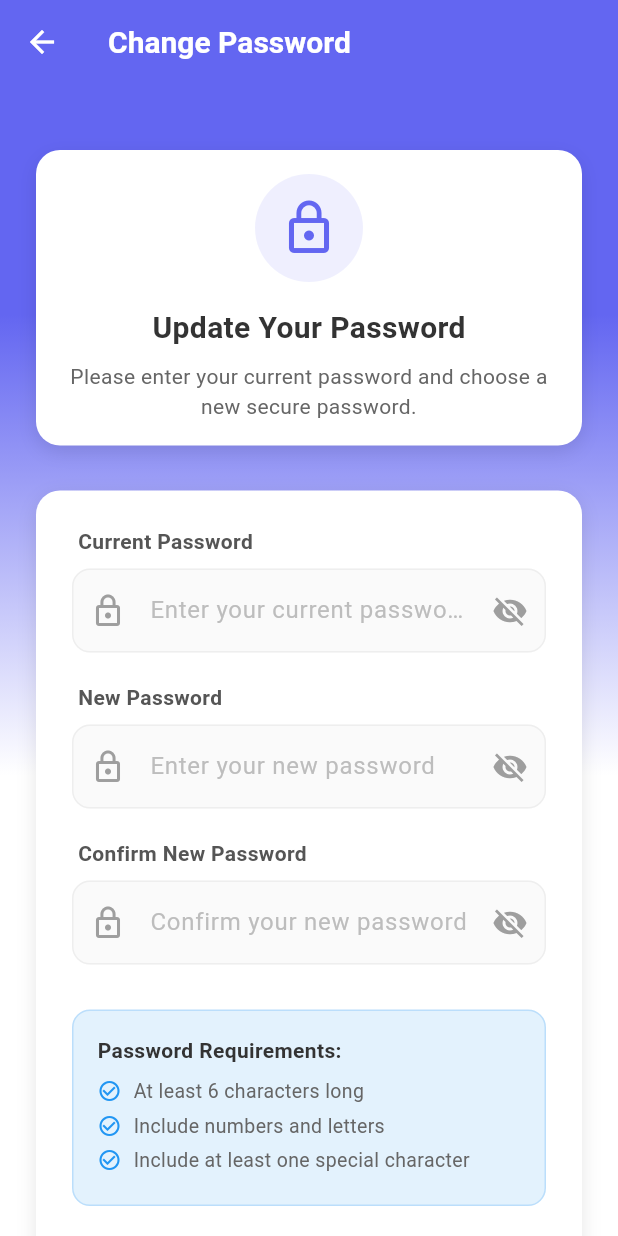
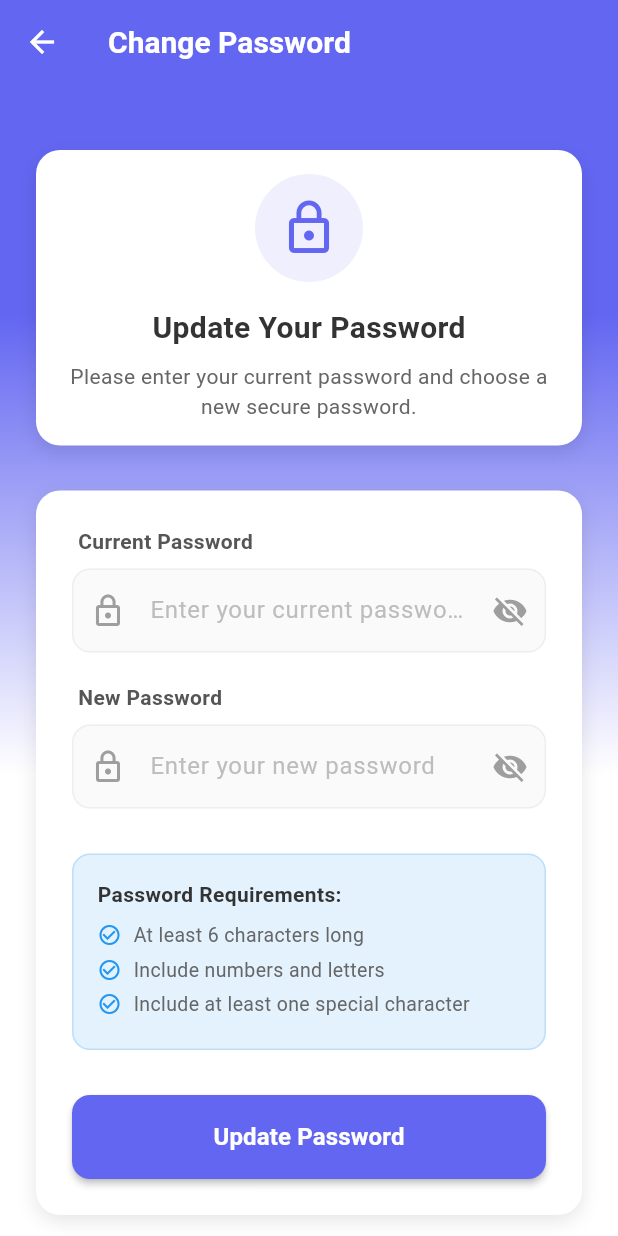
Before and after one commit to flutterdevalhamood/watan_afghan, a Flutter app: the ChangePasswordScreen screen opened by its route, on a phone screen of 412 x 824 dp. Run offline on Flutter 3.47's test engine with Material 3 defaults, Android fonts, the phone set to English and light mode, and no system bars; our stand-ins replace cached_network_image, dio, flutter_bloc, flutter_image_compress, flutter_riverpod, flutter_svg and 4 more; accounts and stored records are empty; generated files the repository leaves out were written again.

Commit message:
Feat : change password screen ui and implementation

```diff
--- a/lib/src/screens/change_password_screen.dart
+++ b/lib/src/screens/change_password_screen.dart
@@ -1,17 +1,16 @@
 import 'package:flutter/material.dart';
+import 'package:sample/src/providers/login_controller.dart';
 import 'package:sample/src/util/snack.dart';
 
 class ChangePasswordScreen extends StatefulWidget {
-  const ChangePasswordScreen({Key? key}) : super(key: key);
+  const ChangePasswordScreen({super.key});
 
   @override
   State<ChangePasswordScreen> createState() => _ChangePasswordScreenState();
 }
 
 class _ChangePasswordScreenState extends State<ChangePasswordScreen> {
-  // Define theme colors to match existing app theme
   static const Color primaryColor = Color(0xFF6366F1);
-  static const Color secondaryColor = Color(0xFF818CF8);
 
   final _formKey = GlobalKey<FormState>();
   bool _isLoading = false;
@@ -24,6 +23,7 @@ class _ChangePasswordScreenState extends State<ChangePasswordScreen> {
   final TextEditingController _newPasswordController = TextEditingController();
   final TextEditingController _confirmPasswordController =
       TextEditingController();
+  final AuthController _authController = AuthController();
 
   @override
   void dispose() {
@@ -42,26 +42,17 @@ class _ChangePasswordScreenState extends State<ChangePasswordScreen> {
       try {
         // Simulate network request delay
         await Future.delayed(const Duration(seconds: 1));
-
-        // TODO: Replace with actual API call to change password
-        // Example: final result = await AuthRepo.changePassword(
-        //   userId: AuthRepo.loginId,
-        //   currentPassword: _currentPasswordController.text,
-        //   newPassword: _newPasswordController.text
-        // );
-
-        // For now, simulate a successful response
-        bool isSuccess = true;
+        final isSuccess = await _authController.changePassword(
+          _currentPasswordController.text,
+          _newPasswordController.text,
+        );
 
         if (isSuccess) {
           showSuccessSnack("Password changed successfully!");
 
-          // Clear form fields after successful password change
           _currentPasswordController.clear();
           _newPasswordController.clear();
-          _confirmPasswordController.clear();
 
-          // Navigate back to previous screen after short delay
           Future.delayed(const Duration(milliseconds: 800), () {
             Navigator.pop(context);
           });
@@ -243,42 +234,6 @@ class _ChangePasswordScreenState extends State<ChangePasswordScreen> {
                               return null;
                             },
                           ),
-                          const SizedBox(height: 20),
-
-                          // Confirm New Password Field
-                          _buildInputLabel('Confirm New Password'),
-                          const SizedBox(height: 8),
-                          TextFormField(
-                            controller: _confirmPasswordController,
-                            obscureText: _obscureConfirmPassword,
-                            decoration: _inputDecoration(
-                              'Confirm your new password',
-                              Icons.lock_outline,
-                              suffixIcon: IconButton(
-                                icon: Icon(
-                                  _obscureConfirmPassword
-                                      ? Icons.visibility_off
-                                      : Icons.visibility,
-                                  color: Colors.grey,
-                                ),
-                                onPressed: () {
-                                  setState(() {
-                                    _obscureConfirmPassword =
-                                        !_obscureConfirmPassword;
-                                  });
-                                },
-                              ),
-                            ),
-                            validator: (value) {
-                              if (value?.isEmpty ?? true) {
-                                return 'Please confirm your password';
-                              }
-                              if (value != _newPasswordController.text) {
-                                return 'Passwords do not match';
-                              }
-                              return null;
-                            },
-                          ),
                           const SizedBox(height: 30),
 
                           // Password Requirements Card
--- a/lib/src/screens/login_screen.dart
+++ b/lib/src/screens/login_screen.dart
@@ -15,7 +15,7 @@ class _LoginScreenState extends State<LoginScreen> {
     text: 'faris@watanafghan.com',
   );
   final TextEditingController _passwordController = TextEditingController(
-    text: '123456',
+    text: '1234@abc',
   );
 
   // Form key for validation
```
Also changed, not shown: lib/src/data/rest_client.dart (+7 -0 lines), lib/src/providers/login_controller.dart (+24 -0 lines), lib/src/data/rest_client.g.dart.
